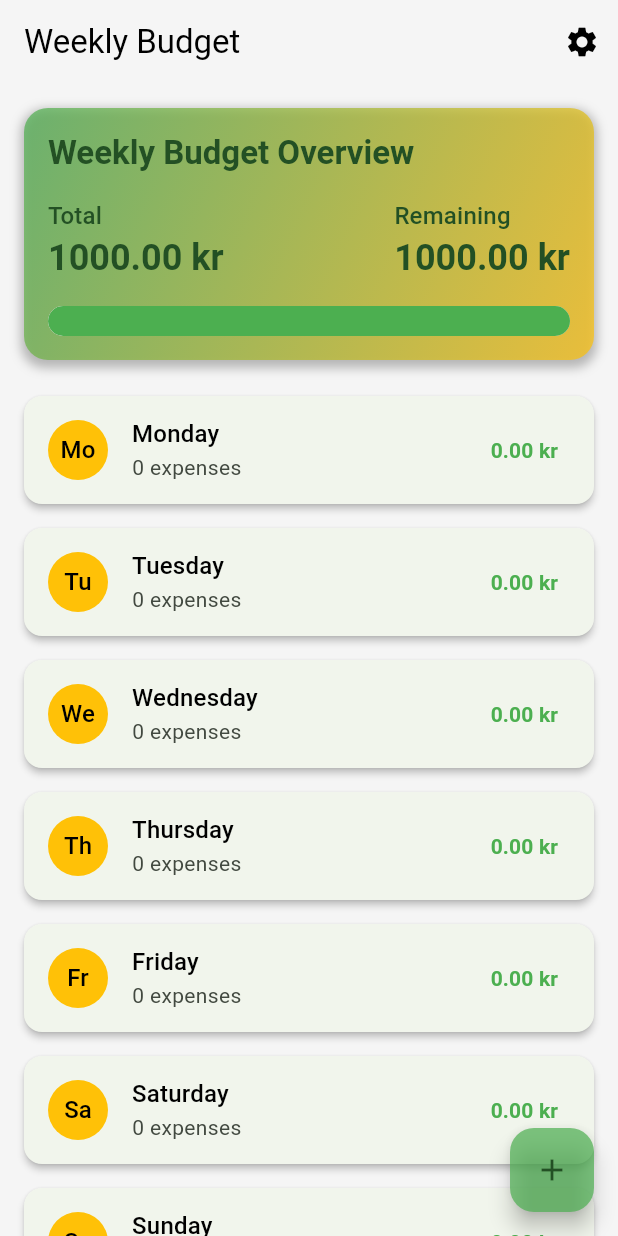
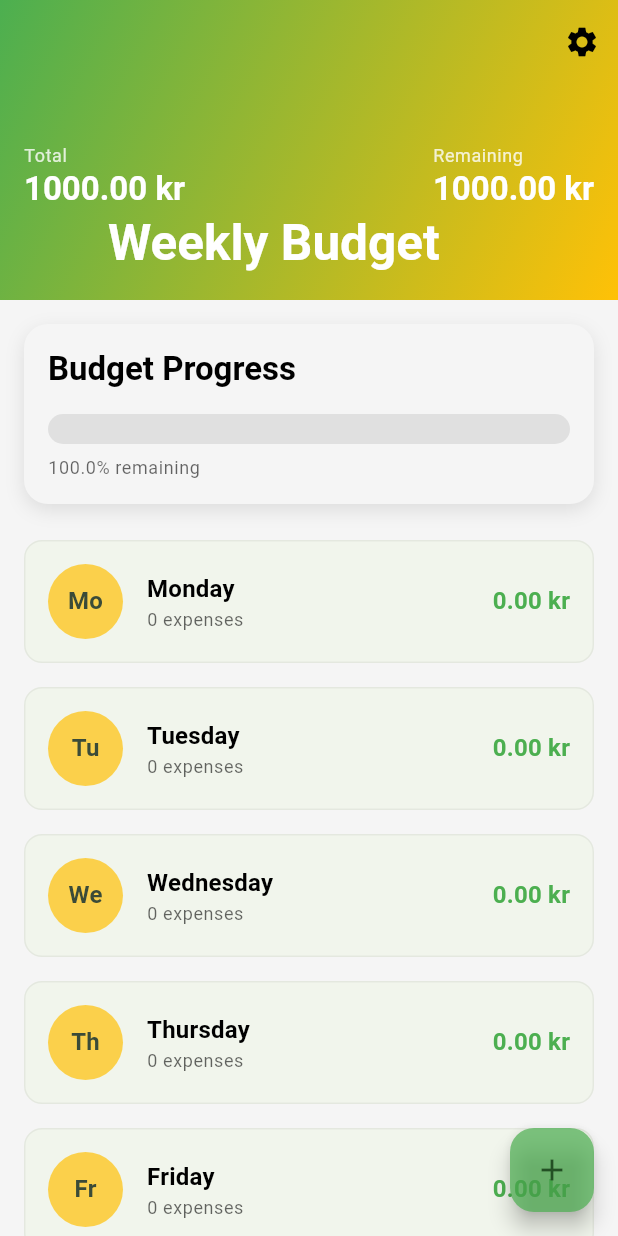
Before and after one commit to mrconter1/budg, a Flutter app: the screen it shows after launch, on a phone screen of 412 x 824 dp. Run offline on Flutter 3.47's test engine with Material 3 defaults, Android fonts, the phone set to English and light mode, and no system bars; our stand-ins replace flex_color_scheme, flutter_riverpod, shared_preferences; generated files the repository leaves out were written again.

Commit message:
Improve design

```diff
--- a/lib/src/budget/weekly_budget_view.dart
+++ b/lib/src/budget/weekly_budget_view.dart
@@ -76,40 +76,19 @@ class WeeklyBudgetListView extends ConsumerWidget {
     final remainingBudget = state.weeklyBudget.remainingBudget(state.weekDays);
 
     return Scaffold(
-      appBar: AppBar(
-        title: const Text('Weekly Budget'),
-        actions: [
-          IconButton(
-            icon: const Icon(Icons.settings),
-            onPressed: () async {
-              final result = await Navigator.push<bool>(
-                context,
-                MaterialPageRoute(
-                  builder: (context) => SettingsView(
-                    onResetWeek: notifier.resetWeek,
-                    weeklyBudget: state.weeklyBudget,
-                    onUpdateBudget: notifier.updateBudget,
-                  ),
-                ),
-              );
-              if (result == true) {
-                notifier.resetWeek();
-              }
-            },
+      body: CustomScrollView(
+        slivers: [
+          _buildSliverAppBar(context, state.weeklyBudget.amount, remainingBudget, notifier),
+          SliverToBoxAdapter(
+            child: _buildBudgetOverview(context, state.weeklyBudget.amount, remainingBudget),
           ),
-        ],
-      ),
-      body: Column(
-        children: [
-          _buildBudgetOverview(context, state.weeklyBudget.amount, remainingBudget),
-          Expanded(
-            child: ListView.builder(
-              restorationId: 'weeklyBudgetListView',
-              itemCount: state.weekDays.length,
-              itemBuilder: (BuildContext context, int index) {
+          SliverList(
+            delegate: SliverChildBuilderDelegate(
+              (BuildContext context, int index) {
                 final day = state.weekDays[index];
                 return _buildDayCard(context, day, index);
               },
+              childCount: state.weekDays.length,
             ),
           ),
         ],
@@ -135,20 +114,83 @@ class WeeklyBudgetListView extends ConsumerWidget {
     );
   }
 
+  Widget _buildSliverAppBar(BuildContext context, double totalBudget, double remainingBudget, WeeklyBudgetNotifier notifier) {
+    return SliverAppBar(
+      expandedHeight: 200.0,
+      floating: false,
+      pinned: true,
+      flexibleSpace: FlexibleSpaceBar(
+        title: Text(
+          'Weekly Budget',
+          style: TextStyle(
+            color: Theme.of(context).colorScheme.onPrimary,
+            fontWeight: FontWeight.bold,
+          ),
+        ),
+        background: Stack(
+          fit: StackFit.expand,
+          children: [
+            DecoratedBox(
+              decoration: BoxDecoration(
+                gradient: LinearGradient(
+                  begin: Alignment.topLeft,
+                  end: Alignment.bottomRight,
+                  colors: [
+                    Theme.of(context).colorScheme.primary,
+                    Theme.of(context).colorScheme.secondary,
+                  ],
+                ),
+              ),
+            ),
+            Positioned(
+              left: 16,
+              right: 16,
+              bottom: 60,
+              child: Row(
+                mainAxisAlignment: MainAxisAlignment.spaceBetween,
+                children: [
+                  _buildBudgetItem(context, 'Total', totalBudget, true),
+                  _buildBudgetItem(context, 'Remaining', remainingBudget, true),
+                ],
+              ),
+            ),
+          ],
+        ),
+      ),
+      actions: [
+        IconButton(
+          icon: const Icon(Icons.settings),
+          onPressed: () async {
+            final result = await Navigator.push<bool>(
+              context,
+              MaterialPageRoute(
+                builder: (context) => SettingsView(
+                  onResetWeek: notifier.resetWeek,
+                  weeklyBudget: WeeklyBudget(totalBudget),
+                  onUpdateBudget: notifier.updateBudget,
+                ),
+              ),
+            );
+            if (result == true) {
+              notifier.resetWeek();
+            }
+          },
+        ),
+      ],
+    );
+  }
+
   Widget _buildBudgetOverview(BuildContext context, double totalBudget, double remainingBudget) {
     final remainingPercentage = (remainingBudget / totalBudget).clamp(0.0, 1.0);
 
-    // Create a color that transitions from green to orange to red
     Color getColorForPercentage(double percentage) {
       if (percentage > 0.5) {
-        // Interpolate between green and orange
         return Color.lerp(
           Colors.orange,
           AppColors.budgetPositive,
           (percentage - 0.5) * 2
         )!;
       } else {
-        // Interpolate between orange and red
         return Color.lerp(
           AppColors.budgetNegative,
           Colors.orange,
@@ -161,43 +203,27 @@ class WeeklyBudgetListView extends ConsumerWidget {
 
     return Container(
       padding: const EdgeInsets.all(16),
+      margin: const EdgeInsets.all(16),
       decoration: BoxDecoration(
-        gradient: LinearGradient(
-          begin: Alignment.topLeft,
-          end: Alignment.bottomRight,
-          colors: [
-            Theme.of(context).colorScheme.primaryContainer,
-            Theme.of(context).colorScheme.secondaryContainer,
-          ],
-        ),
+        color: Theme.of(context).colorScheme.surface,
         borderRadius: BorderRadius.circular(16),
         boxShadow: [
           BoxShadow(
-            color: AppColors.textLight.withOpacity(0.3),
-            spreadRadius: 2,
-            blurRadius: 5,
-            offset: const Offset(0, 3),
+            color: Theme.of(context).shadowColor.withOpacity(0.1),
+            spreadRadius: 0,
+            blurRadius: 10,
+            offset: const Offset(0, 4),
           ),
         ],
       ),
-      margin: const EdgeInsets.all(16),
       child: Column(
         crossAxisAlignment: CrossAxisAlignment.start,
         children: [
           Text(
-            'Weekly Budget Overview',
+            'Budget Progress',
             style: Theme.of(context).textTheme.titleLarge?.copyWith(
-                  color: Theme.of(context).colorScheme.onPrimaryContainer,
                   fontWeight: FontWeight.bold,
                 ),
-          ),
-          const SizedBox(height: 16),
-          Row(
-            mainAxisAlignment: MainAxisAlignment.spaceBetween,
-            children: [
-              _buildBudgetItem(context, 'Total', totalBudget),
-              _buildBudgetItem(context, 'Remaining', remainingBudget),
-            ],
           ),
           const SizedBox(height: 16),
           SizedBox(
@@ -210,15 +236,15 @@ class WeeklyBudgetListView extends ConsumerWidget {
                     color: AppColors.progressBarBackground,
                   ),
                   Align(
-                    alignment: Alignment.centerRight,
+                    alignment: Alignment.centerLeft,
                     child: FractionallySizedBox(
-                      widthFactor: remainingPercentage,
+                      widthFactor: 1 - remainingPercentage,
                       child: Container(
                         decoration: BoxDecoration(
                           color: progressColor,
                           borderRadius: BorderRadius.only(
-                            topLeft: Radius.circular(10),
-                            bottomLeft: Radius.circular(10),
+                            topRight: Radius.circular(10),
+                            bottomRight: Radius.circular(10),
                           ),
                         ),
                       ),
@@ -228,25 +254,34 @@ class WeeklyBudgetListView extends ConsumerWidget {
               ),
             ),
           ),
+          const SizedBox(height: 8),
+          Text(
+            '${(remainingPercentage * 100).toStringAsFixed(1)}% remaining',
+            style: Theme.of(context).textTheme.bodySmall?.copyWith(
+                  color: Theme.of(context).colorScheme.onSurface.withOpacity(0.6),
+                ),
+          ),
         ],
       ),
     );
   }
 
-  Widget _buildBudgetItem(BuildContext context, String label, double amount) {
+  Widget _buildBudgetItem(BuildContext context, String label, double amount, bool isAppBar) {
+    final textColor = isAppBar ? Colors.white : Theme.of(context).colorScheme.onSurface;
     return Column(
       crossAxisAlignment: CrossAxisAlignment.start,
+      mainAxisSize: MainAxisSize.min,
       children: [
         Text(
           label,
-          style: Theme.of(context).textTheme.titleMedium?.copyWith(
-                color: Theme.of(context).colorScheme.onPrimaryContainer,
+          style: Theme.of(context).textTheme.bodySmall?.copyWith(
+                color: textColor.withOpacity(0.8),
               ),
         ),
         Text(
           '${amount.toStringAsFixed(2)} kr',
-          style: Theme.of(context).textTheme.headlineSmall?.copyWith(
-                color: Theme.of(context).colorScheme.onPrimaryContainer,
+          style: Theme.of(context).textTheme.titleLarge?.copyWith(
+                color: textColor,
                 fontWeight: FontWeight.bold,
               ),
         ),
@@ -256,25 +291,17 @@ class WeeklyBudgetListView extends ConsumerWidget {
 
   Widget _buildDayCard(BuildContext context, BudgetDay day, int index) {
     return Card(
-      elevation: 2,
+      elevation: 0,
       margin: const EdgeInsets.symmetric(horizontal: 16, vertical: 8),
-      child: ListTile(
-        leading: CircleAvatar(
-          backgroundColor: Theme.of(context).colorScheme.secondary,
-          child: Text(
-            day.dayName.substring(0, 2),
-            style: TextStyle(color: Theme.of(context).colorScheme.onSecondary),
-          ),
+      shape: RoundedRectangleBorder(
+        borderRadius: BorderRadius.circular(12),
+        side: BorderSide(
+          color: Theme.of(context).dividerColor.withOpacity(0.1),
+          width: 1,
         ),
-        title: Text(day.dayName, style: Theme.of(context).textTheme.titleMedium),
-        subtitle: Text('${day.expenses.length} expenses'),
-        trailing: Text(
-          '${day.totalSpent.toStringAsFixed(2)} kr',
-          style: Theme.of(context).textTheme.titleSmall?.copyWith(
-                fontWeight: FontWeight.bold,
-                color: day.totalSpent > 0 ? AppColors.budgetNegative : AppColors.budgetPositive,
-              ),
-        ),
+      ),
+      child: InkWell(
+        borderRadius: BorderRadius.circular(12),
         onTap: () {
           Navigator.push(
             context,
@@ -285,6 +312,57 @@ class WeeklyBudgetListView extends ConsumerWidget {
             ),
           );
         },
+        child: Padding(
+          padding: const EdgeInsets.all(16),
+          child: Row(
+            children: [
+              Container(
+                width: 50,
+                height: 50,
+                decoration: BoxDecoration(
+                  color: Theme.of(context).colorScheme.secondaryContainer,
+                  shape: BoxShape.circle,
+                ),
+                child: Center(
+                  child: Text(
+                    day.dayName.substring(0, 2),
+                    style: Theme.of(context).textTheme.titleMedium?.copyWith(
+                          color: Theme.of(context).colorScheme.onSecondaryContainer,
+                          fontWeight: FontWeight.bold,
+                        ),
+                  ),
+                ),
+              ),
+              const SizedBox(width: 16),
+              Expanded(
+                child: Column(
+                  crossAxisAlignment: CrossAxisAlignment.start,
+                  children: [
+                    Text(
+                      day.dayName,
+                      style: Theme.of(context).textTheme.titleMedium?.copyWith(
+                            fontWeight: FontWeight.bold,
+                          ),
+                    ),
+                    Text(
+                      '${day.expenses.length} expenses',
+                      style: Theme.of(context).textTheme.bodySmall?.copyWith(
+                            color: Theme.of(context).colorScheme.onSurface.withOpacity(0.6),
+                          ),
+                    ),
+                  ],
+                ),
+              ),
+              Text(
+                '${day.totalSpent.toStringAsFixed(2)} kr',
+                style: Theme.of(context).textTheme.titleMedium?.copyWith(
+                      fontWeight: FontWeight.bold,
+                      color: day.totalSpent > 0 ? AppColors.budgetNegative : AppColors.budgetPositive,
+                    ),
+              ),
+            ],
+          ),
+        ),
       ),
     );
   }
```
